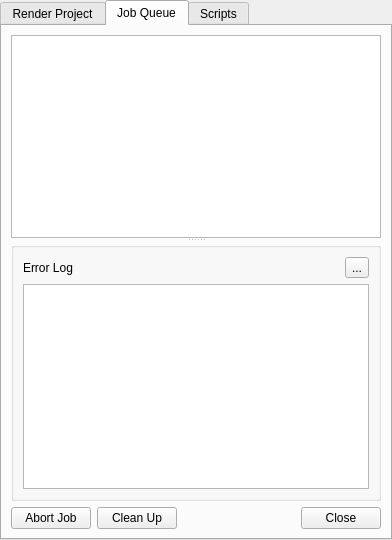
Qt form src/widgets/renderwidget_ui.ui (KDE/kdenlive) before a commit.
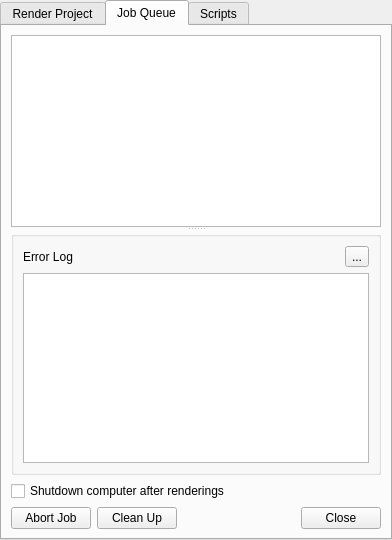
The same form after that commit. The open tabs and pages were chosen to show the change. Custom widgets are drawn as their Qt base class.

Commit message: Add option to shutdown after rendering, only works for KDE sessions: http://www.kdenlive.org/mantis/view.php?id=1162

The edit to the form file:
```diff
--- a/src/widgets/renderwidget_ui.ui
+++ b/src/widgets/renderwidget_ui.ui
@@ -338,7 +338,7 @@
        <string>Job Queue</string>
       </attribute>
       <layout class="QGridLayout" name="gridLayout_5">
-       <item row="1" column="2">
+       <item row="2" column="2">
         <spacer name="horizontalSpacer_3">
          <property name="orientation">
           <enum>Qt::Horizontal</enum>
@@ -351,14 +351,14 @@
          </property>
         </spacer>
        </item>
-       <item row="1" column="0">
+       <item row="2" column="0">
         <widget class="QPushButton" name="abort_job">
          <property name="text">
           <string>Abort Job</string>
          </property>
         </widget>
        </item>
-       <item row="1" column="3">
+       <item row="2" column="3">
         <widget class="KPushButton" name="buttonClose2">
          <property name="text">
           <string>Close</string>
@@ -426,13 +426,20 @@
          </widget>
         </widget>
        </item>
-       <item row="1" column="1">
+       <item row="2" column="1">
         <widget class="QPushButton" name="clean_up">
          <property name="text">
           <string>Clean Up</string>
          </property>
         </widget>
        </item>
+       <item row="1" column="0" colspan="4">
+        <widget class="QCheckBox" name="shutdown">
+         <property name="text">
+          <string>Shutdown computer after renderings</string>
+         </property>
+        </widget>
+       </item>
       </layout>
      </widget>
      <widget class="QWidget" name="tab_3">
```
The commit also changes 5 other files.
